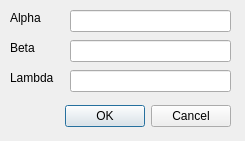
Before: the Qt Designer form plugins/windLab/threeparamodulationdialog.ui in LabRPS/LabRPS, drawn with Qt 5.
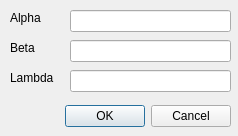
After: the same form once the commit is applied.

```diff
--- a/plugins/windLab/threeparamodulationdialog.ui
+++ b/plugins/windLab/threeparamodulationdialog.ui
@@ -6,8 +6,8 @@
    <rect>
     <x>0</x>
     <y>0</y>
-    <width>245</width>
-    <height>141</height>
+    <width>238</width>
+    <height>136</height>
    </rect>
   </property>
   <property name="windowTitle">
```
